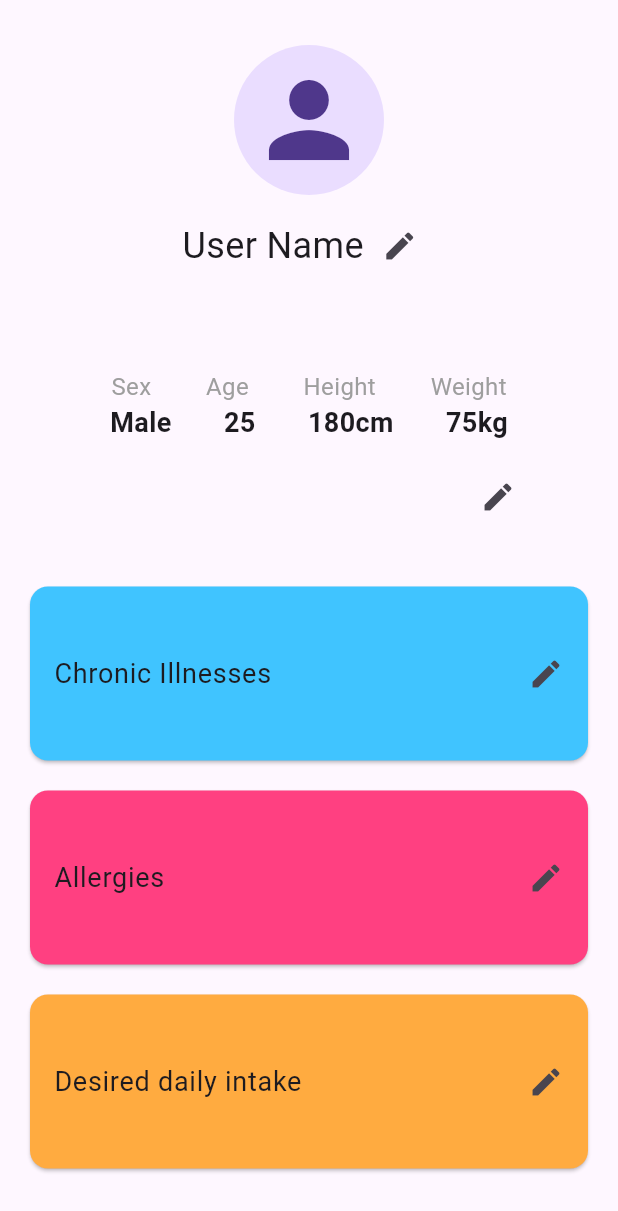
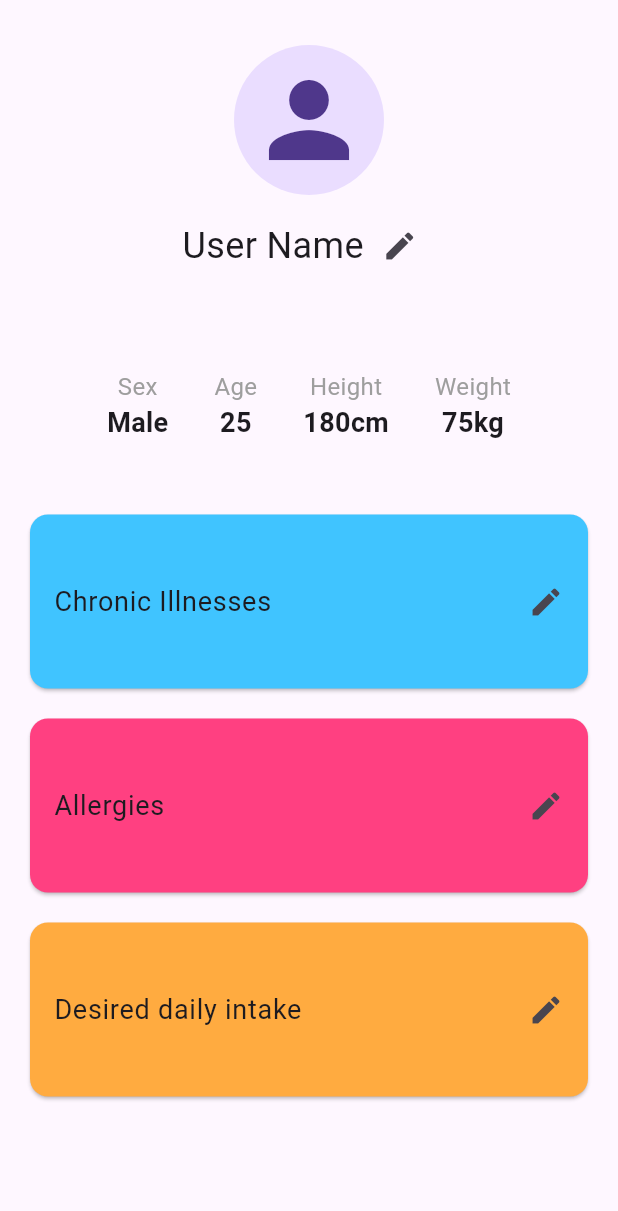
Before and after one commit to neoman-omyeon-go/Bigsasimi_FrontEnd, a Flutter app: the Profile screen opened directly, on a phone screen of 412 x 824 dp. Shown: the top 1211 px of the screen. Run offline on Flutter 3.47's test engine with Material 3 defaults, Android fonts, the phone set to English and light mode, and no system bars; our stand-ins replace dio, flutter_native_splash, flutter_secure_storage, fluttertoast; missing offline and left inert: dart:js, dart:js_interop; accounts and stored records are empty.

Commit message:
Profile Picker View Done

```diff
--- a/lib/profile.dart
+++ b/lib/profile.dart
@@ -1,5 +1,5 @@
 import 'package:flutter/material.dart';
-
+import 'package:flutter/cupertino.dart';
 // Profile 페이지가 별도의 화면으로서 다른 페이지에서 네비게이션으로 이동할 때
 class Profile extends StatefulWidget {
   @override
@@ -29,9 +29,6 @@ class _ProfileState extends State<Profile> {
                   age: '25',
                   height: '180cm',
                   weight: '75kg',
-                  onEdit: () {
-                    // UserInfoSection의 Edit 버튼을 클릭했을 때의 로직
-                  },
                 ),
                 ProfileSectionButton(
                   title: 'Chronic Illnesses',
@@ -120,55 +117,6 @@ class _EditableUserInfoRowState extends State<EditableUserInfoRow> {
   }
 }
 
-
-
-class UserInfoRow extends StatelessWidget {
-  final String sex;
-  final String age;
-  final String height;
-  final String weight;
-
-  const UserInfoRow({
-    Key? key,
-    required this.sex,
-    required this.age,
-    required this.height,
-    required this.weight,
-  }) : super(key: key);
-
-  @override
-  Widget build(BuildContext context) {
-    TextStyle propertyStyle = TextStyle(fontSize: 16, color: Colors.grey);
-    TextStyle valueStyle = TextStyle(fontSize: 18, fontWeight: FontWeight.bold);
-
-    return Padding(
-      padding: const EdgeInsets.symmetric(vertical: 12.0),
-      child: Column(
-        children: [
-          Row(
-            mainAxisAlignment: MainAxisAlignment.spaceAround,
-            children: <Widget>[
-              Text('Sex', style: propertyStyle),
-              Text('Age', style: propertyStyle),
-              Text('Height', style: propertyStyle),
-              Text('Weight', style: propertyStyle),
-            ],
-          ),
-          Row(
-            mainAxisAlignment: MainAxisAlignment.spaceAround,
-            children: <Widget>[
-              Text(sex, style: valueStyle),
-              Text(age, style: valueStyle),
-              Text(height, style: valueStyle),
-              Text(weight, style: valueStyle),
-            ],
-          ),
-        ],
-      ),
-    );
-  }
-}
-
 class ProfileSectionButton extends StatelessWidget {
   final String title;
   final Color color;
@@ -196,46 +144,182 @@ class ProfileSectionButton extends StatelessWidget {
   }
 }
 
-class UserInfoSection extends StatelessWidget {
+class UserInfoRow extends StatelessWidget {
   final String sex;
   final String age;
   final String height;
   final String weight;
-  final VoidCallback onEdit;
+  final VoidCallback onSexTap;
+  final VoidCallback onAgeTap;
+  final VoidCallback onHeightTap;
+  final VoidCallback onWeightTap;
 
-  const UserInfoSection({
+  UserInfoRow({
     Key? key,
     required this.sex,
     required this.age,
     required this.height,
     required this.weight,
-    required this.onEdit,
+    required this.onSexTap,
+    required this.onAgeTap,
+    required this.onHeightTap,
+    required this.onWeightTap,
   }) : super(key: key);
+
+  @override
+  Widget build(BuildContext context) {
+    TextStyle propertyStyle = TextStyle(fontSize: 16, color: Colors.grey);
+    TextStyle valueStyle = TextStyle(fontSize: 18, fontWeight: FontWeight.bold);
+
+    return Padding(
+      padding: const EdgeInsets.symmetric(vertical: 12.0),
+      child: Column(
+        children: [
+          Row(
+            mainAxisAlignment: MainAxisAlignment.spaceAround,
+            children: <Widget>[
+              GestureDetector(
+                onTap: onSexTap,
+                child: Column(
+                  children: [
+                    Text('Sex', style: propertyStyle),
+                    Text(sex, style: valueStyle),
+                  ],
+                ),
+              ),
+              GestureDetector(
+                onTap: onAgeTap,
+                child: Column(
+                  children: [
+                    Text('Age', style: propertyStyle),
+                    Text(age, style: valueStyle),
+                  ],
+                ),
+              ),
+              GestureDetector(
+                onTap: onHeightTap,
+                child: Column(
+                  children: [
+                    Text('Height', style: propertyStyle),
+                    Text(height, style: valueStyle),
+                  ],
+                ),
+              ),
+              GestureDetector(
+                onTap: onWeightTap,
+                child: Column(
+                  children: [
+                    Text('Weight', style: propertyStyle),
+                    Text(weight, style: valueStyle),
+                  ],
+                ),
+              ),
+            ],
+          ),
+        ],
+      ),
+    );
+  }
+}
+
+
+class UserInfoSection extends StatefulWidget {
+  final String sex;
+  final String age;
+  final String height;
+  final String weight;
+
+  UserInfoSection({
+    Key? key,
+    required this.sex,
+    required this.age,
+    required this.height,
+    required this.weight,
+  }) : super(key: key);
+
+  @override
+  _UserInfoSectionState createState() => _UserInfoSectionState();
+}
+
+class _UserInfoSectionState extends State<UserInfoSection> {
+  late String sex;
+  late String age;
+  late String height;
+  late String weight;
+
+  @override
+  void initState() {
+    super.initState();
+    sex = widget.sex;
+    age = widget.age;
+    height = widget.height;
+    weight = widget.weight;
+  }
 
   @override
   Widget build(BuildContext context) {
     return Container(
       padding: EdgeInsets.all(16),
       margin: EdgeInsets.symmetric(horizontal: 20, vertical: 10),
-      child: Column(
-        children: [
-          UserInfoRow(
-            sex: sex,
-            age: age,
-            height: height,
-            weight: weight,
-          ),
-          Align(
-            alignment: Alignment.topRight,
-            child: IconButton(
-              icon: Icon(Icons.edit),
-              onPressed: onEdit,
-              tooltip: 'Edit Profile',
-            ),
-          ),
-        ],
+      child: UserInfoRow(
+        sex: sex,
+        age: age,
+        height: height,
+        weight: weight,
+        onSexTap: () => _showPicker('sex'),
+        onAgeTap: () => _showPicker('age'),
+        onHeightTap: () => _showPicker('height'),
+        onWeightTap: () => _showPicker('weight'),
       ),
     );
+  }
+
+  void _showPicker(String fieldType) {
+    final List<String> items = _getPickerItems(fieldType);
+    showModalBottomSheet(
+      context: context,
+      builder: (BuildContext context) {
+        return CupertinoPicker(
+          itemExtent: 32.0,
+          onSelectedItemChanged: (int index) {
+            setState(() {
+              switch (fieldType) {
+                case 'sex':
+                  sex = items[index];
+                  break;
+                case 'age':
+                  age = items[index];
+                  break;
+                case 'height':
+                  height = items[index];
+                  break;
+                case 'weight':
+                  weight = items[index];
+                  break;
+              }
+            });
+          },
+          children: items.map((String value) {
+            return Center(child: Text(value));
+          }).toList(),
+        );
+      },
+    );
+  }
+
+  List<String> _getPickerItems(String fieldType) {
+    switch (fieldType) {
+      case 'sex':
+        return ['Male', 'Female', 'Other', 'Nothing'];
+      case 'age':
+        return List.generate(130, (index) => '${index + 1}');
+      case 'height':
+        return List.generate(251, (index) => '${index} cm');
+      case 'weight':
+        return List.generate(250, (index) => '${index + 1} kg');
+      default:
+        return [];
+    }
   }
 }
 
```
